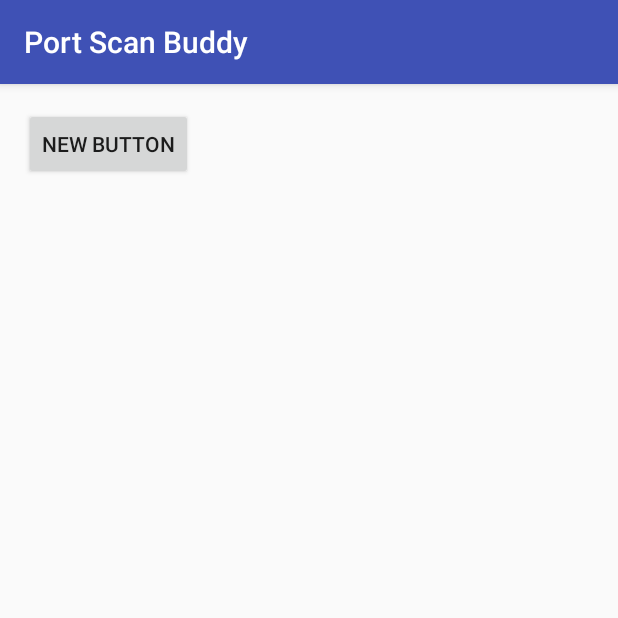
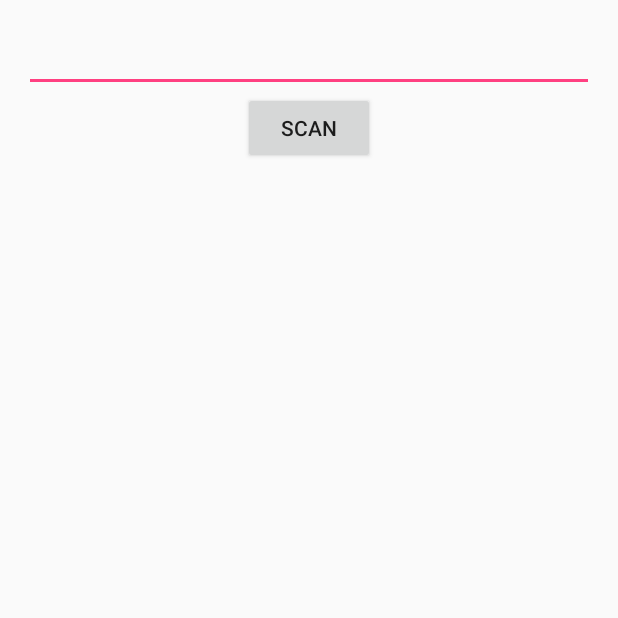
Before and after one commit to prebenve/Port-Scan-Buddy, an Android app: the screen it shows after launch (MainActivity), on a phone screen of 412 x 824 dp, the top half of it. Run offline under Robolectric (Android 15) with nearby library versions, the phone set to English and light mode, and no system bars.

Commit message:
basic scan system with sockets and static ports

```diff
--- a/app/src/main/AndroidManifest.xml
+++ b/app/src/main/AndroidManifest.xml
@@ -2,7 +2,10 @@
 <manifest xmlns:android="http://schemas.android.com/apk/res/android"
     package="com.example.preben.portscanbuddy">
 
+
+    <uses-permission android:name="android.permission.INTERNET" />
     <application
+
         android:allowBackup="true"
         android:icon="@mipmap/ic_launcher"
         android:label="@string/app_name"
--- a/app/src/main/java/com/example/preben/portscanbuddy/MainActivity.java
+++ b/app/src/main/java/com/example/preben/portscanbuddy/MainActivity.java
@@ -1,14 +1,43 @@
 package com.example.preben.portscanbuddy;
 
+import android.app.Activity;
 import android.support.v7.app.AppCompatActivity;
 import android.os.Bundle;
+import android.view.View;
+import android.widget.Button;
+import android.widget.EditText;
+import android.widget.TextView;
+import android.widget.Toast;
 
-public class MainActivity extends AppCompatActivity {
+public class MainActivity extends Activity{
+
+    private EditText txtHost;
+    private Button btnScan;
+    private TextView txtInfoPorts;
 
     @Override
     protected void onCreate(Bundle savedInstanceState) {
         super.onCreate(savedInstanceState);
         setContentView(R.layout.activity_main);
 
+        txtHost = (EditText) findViewById(R.id.txtHost);
+        btnScan = (Button) findViewById(R.id.btnScan);
+        txtInfoPorts = (TextView) findViewById(R.id.txtPortInfo);
+
+        btnScan.setOnClickListener(new View.OnClickListener() {
+            @Override
+            public void onClick(View v) {
+                //Toast.makeText(getApplicationContext(), "btnScan touched", Toast.LENGTH_LONG).show();
+                //scanHost(txtHost.toString());
+                scanHost("192.168.0.200");
+            }
+        });
     }
+
+    private void scanHost(String ip)
+    {
+        Host host = new Host(ip, txtInfoPorts);
+        ScanSingleHost scanHost = new ScanSingleHost(host);
+    }
+
 }
--- a/app/src/main/res/layout/activity_main.xml
+++ b/app/src/main/res/layout/activity_main.xml
@@ -9,9 +9,33 @@
     android:paddingTop="@dimen/activity_vertical_margin"
     tools:context="com.example.preben.portscanbuddy.MainActivity">
 
-    <Button
-        android:layout_width="wrap_content"
-        android:layout_height="wrap_content"
-        android:text="New Button"
-        android:id="@+id/button" />
+    <LinearLayout
+        android:orientation="vertical"
+        android:layout_width="match_parent"
+        android:layout_height="match_parent"
+        android:layout_alignParentTop="true"
+        android:layout_alignParentLeft="true"
+        android:layout_alignParentStart="true">
+
+
+        <EditText
+            android:layout_width="match_parent"
+            android:layout_height="wrap_content"
+            android:id="@+id/txtHost"
+            android:layout_gravity="center_horizontal" />
+
+        <Button
+            android:layout_width="wrap_content"
+            android:layout_height="wrap_content"
+            android:text="Scan"
+            android:id="@+id/btnScan"
+            android:layout_gravity="center_horizontal" />
+
+        <TextView
+            android:id="@+id/txtPortInfo"
+            android:layout_width="match_parent"
+            android:layout_height="wrap_content" />
+
+
+    </LinearLayout>
 </RelativeLayout>
```
Also changed, not shown: app/src/main/java/com/example/preben/portscanbuddy/Host.java (+21 -1 lines), app/src/main/java/com/example/preben/portscanbuddy/ScanSingleHost.java (added, +58 -0 lines).
